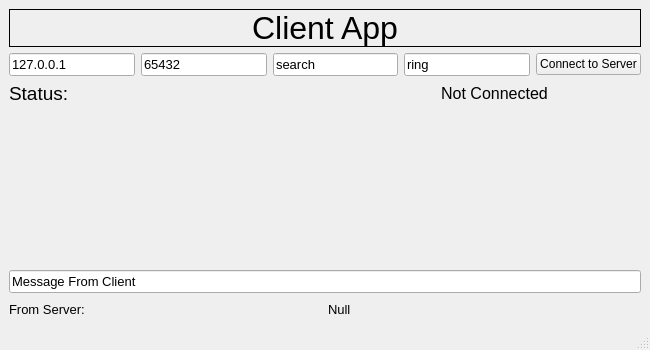
Above: client-side/ClientGUI.ui from Abdullah-Alrefaey/medical-consultant-app before the change. Below: the same form after it.
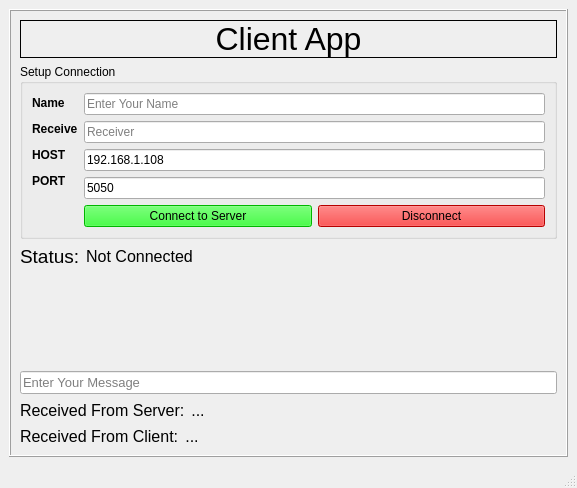
That is the form after the change.

Patch:
```diff
--- a/client-side/ClientGUI.ui
+++ b/client-side/ClientGUI.ui
@@ -6,96 +6,26 @@
    <rect>
     <x>0</x>
     <y>0</y>
-    <width>650</width>
-    <height>350</height>
+    <width>577</width>
+    <height>488</height>
    </rect>
   </property>
   <property name="windowTitle">
-   <string>MainWindow</string>
+   <string>Client App</string>
   </property>
   <widget class="QWidget" name="centralwidget">
    <layout class="QGridLayout" name="gridLayout_2">
+    <item row="1" column="0">
+     <widget class="QFrame" name="frame">
+      <property name="frameShape">
+       <enum>QFrame::Box</enum>
+      </property>
+      <property name="frameShadow">
+       <enum>QFrame::Raised</enum>
+      </property>
+      <layout class="QGridLayout" name="gridLayout_4">
     <item row="0" column="0">
      <layout class="QGridLayout" name="gridLayout">
-      <item row="2" column="0">
-       <layout class="QVBoxLayout" name="verticalLayout_2">
-        <item>
-         <widget class="QLineEdit" name="client_message_text">
-          <property name="font">
-           <font>
-            <pointsize>10</pointsize>
-           </font>
-          </property>
-          <property name="focusPolicy">
-           <enum>Qt::ClickFocus</enum>
-          </property>
-          <property name="inputMask">
-           <string/>
-          </property>
-          <property name="text">
-           <string>Message From Client</string>
-          </property>
-          <property name="placeholderText">
-           <string>Enter Your Message</string>
-          </property>
-         </widget>
-        </item>
-        <item>
-         <layout class="QHBoxLayout" name="horizontalLayout_4">
-          <item>
-           <layout class="QHBoxLayout" name="horizontalLayout_3">
-            <item>
-             <widget class="QLabel" name="label_2">
-              <property name="font">
-               <font>
-                <pointsize>10</pointsize>
-               </font>
-              </property>
-              <property name="frameShape">
-               <enum>QFrame::NoFrame</enum>
-              </property>
-              <property name="text">
-               <string>From Server:</string>
-              </property>
-             </widget>
-            </item>
-            <item>
-             <spacer name="horizontalSpacer_3">
-              <property name="orientation">
-               <enum>Qt::Horizontal</enum>
-              </property>
-              <property name="sizeType">
-               <enum>QSizePolicy::Maximum</enum>
-              </property>
-              <property name="sizeHint" stdset="0">
-               <size>
-                <width>40</width>
-                <height>20</height>
-               </size>
-              </property>
-             </spacer>
-            </item>
-           </layout>
-          </item>
-          <item>
-           <widget class="QLabel" name="server_message_text">
-            <property name="font">
-             <font>
-              <pointsize>10</pointsize>
-             </font>
-            </property>
-            <property name="frameShape">
-             <enum>QFrame::NoFrame</enum>
-            </property>
-            <property name="text">
-             <string>Null</string>
-            </property>
-           </widget>
-          </item>
-         </layout>
-        </item>
-       </layout>
-      </item>
       <item row="0" column="0">
        <layout class="QVBoxLayout" name="verticalLayout">
         <item>
@@ -122,101 +52,578 @@
         <item>
          <layout class="QHBoxLayout" name="horizontalLayout_6">
           <item>
-           <layout class="QHBoxLayout" name="horizontalLayout_7">
+              <layout class="QHBoxLayout" name="horizontalLayout_7"/>
+             </item>
+            </layout>
+           </item>
             <item>
-             <widget class="QLineEdit" name="host">
+            <widget class="QGroupBox" name="groupBox">
+             <property name="title">
+              <string>Setup Connection</string>
+             </property>
+             <layout class="QGridLayout" name="gridLayout_3">
+              <item row="0" column="0">
+               <layout class="QHBoxLayout" name="horizontalLayout_3">
+                <item>
+                 <layout class="QVBoxLayout" name="verticalLayout_3">
+                  <item>
+                   <layout class="QVBoxLayout" name="verticalLayout_4">
+                    <item>
+                     <widget class="QLabel" name="label">
               <property name="font">
                <font>
-                <pointsize>10</pointsize>
-               </font>
-              </property>
-              <property name="focusPolicy">
-               <enum>Qt::ClickFocus</enum>
-              </property>
-              <property name="inputMask">
-               <string/>
+                        <weight>75</weight>
+                        <bold>true</bold>
+                       </font>
+                      </property>
+                      <property name="text">
+                       <string>Name</string>
+                      </property>
+                     </widget>
+                    </item>
+                    <item>
+                     <widget class="QLabel" name="label_6">
+                      <property name="font">
+                       <font>
+                        <weight>75</weight>
+                        <bold>true</bold>
+                       </font>
               </property>
               <property name="text">
-               <string>127.0.0.1</string>
-              </property>
-              <property name="placeholderText">
+                       <string>Receive</string>
+                      </property>
+                     </widget>
+                    </item>
+                    <item>
+                     <widget class="QLabel" name="label_3">
+                      <property name="font">
+                       <font>
+                        <weight>75</weight>
+                        <bold>true</bold>
+                       </font>
+                      </property>
+                      <property name="text">
                <string>HOST</string>
               </property>
              </widget>
             </item>
             <item>
-             <widget class="QLineEdit" name="port">
+                     <widget class="QLabel" name="label_4">
               <property name="font">
                <font>
-                <pointsize>10</pointsize>
-               </font>
-              </property>
-              <property name="focusPolicy">
-               <enum>Qt::ClickFocus</enum>
-              </property>
-              <property name="inputMask">
-               <string/>
-              </property>
+                        <weight>75</weight>
+                        <bold>true</bold>
+                       </font>
+                      </property>
               <property name="text">
-               <string>65432</string>
-              </property>
-              <property name="placeholderText">
                <string>PORT</string>
               </property>
              </widget>
             </item>
+                   </layout>
+                  </item>
             <item>
-             <widget class="QLineEdit" name="action">
-              <property name="font">
-               <font>
-                <pointsize>10</pointsize>
-               </font>
-              </property>
-              <property name="focusPolicy">
-               <enum>Qt::ClickFocus</enum>
-              </property>
-              <property name="inputMask">
-               <string/>
-              </property>
+                   <spacer name="verticalSpacer_3">
+                    <property name="orientation">
+                     <enum>Qt::Vertical</enum>
+                    </property>
+                    <property name="sizeType">
+                     <enum>QSizePolicy::Maximum</enum>
+                    </property>
+                    <property name="sizeHint" stdset="0">
+                     <size>
+                      <width>20</width>
+                      <height>36</height>
+                     </size>
+                    </property>
+                   </spacer>
+                  </item>
+                 </layout>
+                </item>
+                <item>
+                 <layout class="QVBoxLayout" name="verticalLayout_5">
+                  <item>
+                   <widget class="QLineEdit" name="client_name_text">
+                    <property name="placeholderText">
+                     <string>Enter Your Name</string>
+                    </property>
+                   </widget>
+                  </item>
+                  <item>
+                   <widget class="QLineEdit" name="receive_name_text">
               <property name="text">
-               <string>search</string>
+                     <string/>
               </property>
               <property name="placeholderText">
-               <string>ACTION</string>
+                     <string>Receiver</string>
               </property>
              </widget>
             </item>
             <item>
-             <widget class="QLineEdit" name="value">
-              <property name="font">
-               <font>
-                <pointsize>10</pointsize>
-               </font>
-              </property>
-              <property name="focusPolicy">
-               <enum>Qt::ClickFocus</enum>
-              </property>
-              <property name="inputMask">
-               <string/>
-              </property>
+                   <widget class="QLineEdit" name="host">
+                    <property name="text">
+                     <string>192.168.1.108</string>
+                    </property>
+                    <property name="placeholderText">
+                     <string>HOST ADDRESS</string>
+                    </property>
+                   </widget>
+                  </item>
+                  <item>
+                   <widget class="QLineEdit" name="port">
               <property name="text">
-               <string>ring</string>
+                     <string>5050</string>
               </property>
               <property name="placeholderText">
-               <string>VALUE</string>
+                     <string>PORT NUMBER</string>
               </property>
              </widget>
             </item>
-           </layout>
-          </item>
+                  <item>
+                   <layout class="QHBoxLayout" name="horizontalLayout_4">
           <item>
            <widget class="QPushButton" name="connect_btn">
+                      <property name="styleSheet">
+                       <string notr="true">background-color: rgb(0, 255, 0);</string>
+                      </property>
             <property name="text">
              <string>Connect to Server</string>
             </property>
            </widget>
           </item>
-         </layout>
+                    <item>
+                     <widget class="QPushButton" name="disconnect_btn">
+                      <property name="palette">
+                       <palette>
+                        <active>
+                         <colorrole role="WindowText">
+                          <brush brushstyle="SolidPattern">
+                           <color alpha="255">
+                            <red>0</red>
+                            <green>0</green>
+                            <blue>0</blue>
+                           </color>
+                          </brush>
+                         </colorrole>
+                         <colorrole role="Button">
+                          <brush brushstyle="SolidPattern">
+                           <color alpha="255">
+                            <red>255</red>
+                            <green>0</green>
+                            <blue>0</blue>
+                           </color>
+                          </brush>
+                         </colorrole>
+                         <colorrole role="Light">
+                          <brush brushstyle="SolidPattern">
+                           <color alpha="255">
+                            <red>255</red>
+                            <green>127</green>
+                            <blue>127</blue>
+                           </color>
+                          </brush>
+                         </colorrole>
+                         <colorrole role="Midlight">
+                          <brush brushstyle="SolidPattern">
+                           <color alpha="255">
+                            <red>255</red>
+                            <green>63</green>
+                            <blue>63</blue>
+                           </color>
+                          </brush>
+                         </colorrole>
+                         <colorrole role="Dark">
+                          <brush brushstyle="SolidPattern">
+                           <color alpha="255">
+                            <red>127</red>
+                            <green>0</green>
+                            <blue>0</blue>
+                           </color>
+                          </brush>
+                         </colorrole>
+                         <colorrole role="Mid">
+                          <brush brushstyle="SolidPattern">
+                           <color alpha="255">
+                            <red>170</red>
+                            <green>0</green>
+                            <blue>0</blue>
+                           </color>
+                          </brush>
+                         </colorrole>
+                         <colorrole role="Text">
+                          <brush brushstyle="SolidPattern">
+                           <color alpha="255">
+                            <red>0</red>
+                            <green>0</green>
+                            <blue>0</blue>
+                           </color>
+                          </brush>
+                         </colorrole>
+                         <colorrole role="BrightText">
+                          <brush brushstyle="SolidPattern">
+                           <color alpha="255">
+                            <red>255</red>
+                            <green>255</green>
+                            <blue>255</blue>
+                           </color>
+                          </brush>
+                         </colorrole>
+                         <colorrole role="ButtonText">
+                          <brush brushstyle="SolidPattern">
+                           <color alpha="255">
+                            <red>0</red>
+                            <green>0</green>
+                            <blue>0</blue>
+                           </color>
+                          </brush>
+                         </colorrole>
+                         <colorrole role="Base">
+                          <brush brushstyle="SolidPattern">
+                           <color alpha="255">
+                            <red>255</red>
+                            <green>0</green>
+                            <blue>0</blue>
+                           </color>
+                          </brush>
+                         </colorrole>
+                         <colorrole role="Window">
+                          <brush brushstyle="SolidPattern">
+                           <color alpha="255">
+                            <red>255</red>
+                            <green>0</green>
+                            <blue>0</blue>
+                           </color>
+                          </brush>
+                         </colorrole>
+                         <colorrole role="Shadow">
+                          <brush brushstyle="SolidPattern">
+                           <color alpha="255">
+                            <red>0</red>
+                            <green>0</green>
+                            <blue>0</blue>
+                           </color>
+                          </brush>
+                         </colorrole>
+                         <colorrole role="AlternateBase">
+                          <brush brushstyle="SolidPattern">
+                           <color alpha="255">
+                            <red>255</red>
+                            <green>127</green>
+                            <blue>127</blue>
+                           </color>
+                          </brush>
+                         </colorrole>
+                         <colorrole role="ToolTipBase">
+                          <brush brushstyle="SolidPattern">
+                           <color alpha="255">
+                            <red>255</red>
+                            <green>255</green>
+                            <blue>220</blue>
+                           </color>
+                          </brush>
+                         </colorrole>
+                         <colorrole role="ToolTipText">
+                          <brush brushstyle="SolidPattern">
+                           <color alpha="255">
+                            <red>0</red>
+                            <green>0</green>
+                            <blue>0</blue>
+                           </color>
+                          </brush>
+                         </colorrole>
+                        </active>
+                        <inactive>
+                         <colorrole role="WindowText">
+                          <brush brushstyle="SolidPattern">
+                           <color alpha="255">
+                            <red>0</red>
+                            <green>0</green>
+                            <blue>0</blue>
+                           </color>
+                          </brush>
+                         </colorrole>
+                         <colorrole role="Button">
+                          <brush brushstyle="SolidPattern">
+                           <color alpha="255">
+                            <red>255</red>
+                            <green>0</green>
+                            <blue>0</blue>
+                           </color>
+                          </brush>
+                         </colorrole>
+                         <colorrole role="Light">
+                          <brush brushstyle="SolidPattern">
+                           <color alpha="255">
+                            <red>255</red>
+                            <green>127</green>
+                            <blue>127</blue>
+                           </color>
+                          </brush>
+                         </colorrole>
+                         <colorrole role="Midlight">
+                          <brush brushstyle="SolidPattern">
+                           <color alpha="255">
+                            <red>255</red>
+                            <green>63</green>
+                            <blue>63</blue>
+                           </color>
+                          </brush>
+                         </colorrole>
+                         <colorrole role="Dark">
+                          <brush brushstyle="SolidPattern">
+                           <color alpha="255">
+                            <red>127</red>
+                            <green>0</green>
+                            <blue>0</blue>
+                           </color>
+                          </brush>
+                         </colorrole>
+                         <colorrole role="Mid">
+                          <brush brushstyle="SolidPattern">
+                           <color alpha="255">
+                            <red>170</red>
+                            <green>0</green>
+                            <blue>0</blue>
+                           </color>
+                          </brush>
+                         </colorrole>
+                         <colorrole role="Text">
+                          <brush brushstyle="SolidPattern">
+                           <color alpha="255">
+                            <red>0</red>
+                            <green>0</green>
+                            <blue>0</blue>
+                           </color>
+                          </brush>
+                         </colorrole>
+                         <colorrole role="BrightText">
+                          <brush brushstyle="SolidPattern">
+                           <color alpha="255">
+                            <red>255</red>
+                            <green>255</green>
+                            <blue>255</blue>
+                           </color>
+                          </brush>
+                         </colorrole>
+                         <colorrole role="ButtonText">
+                          <brush brushstyle="SolidPattern">
+                           <color alpha="255">
+                            <red>0</red>
+                            <green>0</green>
+                            <blue>0</blue>
+                           </color>
+                          </brush>
+                         </colorrole>
+                         <colorrole role="Base">
+                          <brush brushstyle="SolidPattern">
+                           <color alpha="255">
+                            <red>255</red>
+                            <green>0</green>
+                            <blue>0</blue>
+                           </color>
+                          </brush>
+                         </colorrole>
+                         <colorrole role="Window">
+                          <brush brushstyle="SolidPattern">
+                           <color alpha="255">
+                            <red>255</red>
+                            <green>0</green>
+                            <blue>0</blue>
+                           </color>
+                          </brush>
+                         </colorrole>
+                         <colorrole role="Shadow">
+                          <brush brushstyle="SolidPattern">
+                           <color alpha="255">
+                            <red>0</red>
+                            <green>0</green>
+                            <blue>0</blue>
+                           </color>
+                          </brush>
+                         </colorrole>
+                         <colorrole role="AlternateBase">
+                          <brush brushstyle="SolidPattern">
+                           <color alpha="255">
+                            <red>255</red>
+                            <green>127</green>
+                            <blue>127</blue>
+                           </color>
+                          </brush>
+                         </colorrole>
+                         <colorrole role="ToolTipBase">
+                          <brush brushstyle="SolidPattern">
+                           <color alpha="255">
+                            <red>255</red>
+                            <green>255</green>
+                            <blue>220</blue>
+                           </color>
+                          </brush>
+                         </colorrole>
+                         <colorrole role="ToolTipText">
+                          <brush brushstyle="SolidPattern">
+                           <color alpha="255">
+                            <red>0</red>
+                            <green>0</green>
+                            <blue>0</blue>
+                           </color>
+                          </brush>
+                         </colorrole>
+                        </inactive>
+                        <disabled>
+                         <colorrole role="WindowText">
+                          <brush brushstyle="SolidPattern">
+                           <color alpha="255">
+                            <red>127</red>
+                            <green>0</green>
+                            <blue>0</blue>
+                           </color>
+                          </brush>
+                         </colorrole>
+                         <colorrole role="Button">
+                          <brush brushstyle="SolidPattern">
+                           <color alpha="255">
+                            <red>255</red>
+                            <green>0</green>
+                            <blue>0</blue>
+                           </color>
+                          </brush>
+                         </colorrole>
+                         <colorrole role="Light">
+                          <brush brushstyle="SolidPattern">
+                           <color alpha="255">
+                            <red>255</red>
+                            <green>127</green>
+                            <blue>127</blue>
+                           </color>
+                          </brush>
+                         </colorrole>
+                         <colorrole role="Midlight">
+                          <brush brushstyle="SolidPattern">
+                           <color alpha="255">
+                            <red>255</red>
+                            <green>63</green>
+                            <blue>63</blue>
+                           </color>
+                          </brush>
+                         </colorrole>
+                         <colorrole role="Dark">
+                          <brush brushstyle="SolidPattern">
+                           <color alpha="255">
+                            <red>127</red>
+                            <green>0</green>
+                            <blue>0</blue>
+                           </color>
+                          </brush>
+                         </colorrole>
+                         <colorrole role="Mid">
+                          <brush brushstyle="SolidPattern">
+                           <color alpha="255">
+                            <red>170</red>
+                            <green>0</green>
+                            <blue>0</blue>
+                           </color>
+                          </brush>
+                         </colorrole>
+                         <colorrole role="Text">
+                          <brush brushstyle="SolidPattern">
+                           <color alpha="255">
+                            <red>127</red>
+                            <green>0</green>
+                            <blue>0</blue>
+                           </color>
+                          </brush>
+                         </colorrole>
+                         <colorrole role="BrightText">
+                          <brush brushstyle="SolidPattern">
+                           <color alpha="255">
+                            <red>255</red>
+                            <green>255</green>
+                            <blue>255</blue>
+                           </color>
+                          </brush>
+                         </colorrole>
+                         <colorrole role="ButtonText">
+                          <brush brushstyle="SolidPattern">
+                           <color alpha="255">
+                            <red>127</red>
+                            <green>0</green>
+                            <blue>0</blue>
+                           </color>
+                          </brush>
+                         </colorrole>
+                         <colorrole role="Base">
+                          <brush brushstyle="SolidPattern">
+                           <color alpha="255">
+                            <red>255</red>
+                            <green>0</green>
+                            <blue>0</blue>
+                           </color>
+                          </brush>
+                         </colorrole>
+                         <colorrole role="Window">
+                          <brush brushstyle="SolidPattern">
+                           <color alpha="255">
+                            <red>255</red>
+                            <green>0</green>
+                            <blue>0</blue>
+                           </color>
+                          </brush>
+                         </colorrole>
+                         <colorrole role="Shadow">
+                          <brush brushstyle="SolidPattern">
+                           <color alpha="255">
+                            <red>0</red>
+                            <green>0</green>
+                            <blue>0</blue>
+                           </color>
+                          </brush>
+                         </colorrole>
+                         <colorrole role="AlternateBase">
+                          <brush brushstyle="SolidPattern">
+                           <color alpha="255">
+                            <red>255</red>
+                            <green>0</green>
+                            <blue>0</blue>
+                           </color>
+                          </brush>
+                         </colorrole>
+                         <colorrole role="ToolTipBase">
+                          <brush brushstyle="SolidPattern">
+                           <color alpha="255">
+                            <red>255</red>
+                            <green>255</green>
+                            <blue>220</blue>
+                           </color>
+                          </brush>
+                         </colorrole>
+                         <colorrole role="ToolTipText">
+                          <brush brushstyle="SolidPattern">
+                           <color alpha="255">
+                            <red>0</red>
+                            <green>0</green>
+                            <blue>0</blue>
+                           </color>
+                          </brush>
+                         </colorrole>
+                        </disabled>
+                       </palette>
+                      </property>
+                      <property name="styleSheet">
+                       <string notr="true">background-color: rgb(255, 0, 0);</string>
+                      </property>
+                      <property name="text">
+                       <string>Disconnect</string>
+                      </property>
+                     </widget>
+                    </item>
+                   </layout>
+                  </item>
+                 </layout>
+                </item>
+               </layout>
+              </item>
+             </layout>
+            </widget>
         </item>
         <item>
          <layout class="QHBoxLayout" name="horizontalLayout_2">
@@ -235,22 +642,6 @@
             </property>
            </widget>
           </item>
-          <item>
-           <spacer name="horizontalSpacer_2">
-            <property name="orientation">
-             <enum>Qt::Horizontal</enum>
-            </property>
-            <property name="sizeType">
-             <enum>QSizePolicy::Maximum</enum>
-            </property>
-            <property name="sizeHint" stdset="0">
-             <size>
-              <width>40</width>
-              <height>20</height>
-             </size>
-            </property>
-           </spacer>
-          </item>
           <item>
            <layout class="QHBoxLayout" name="horizontalLayout">
             <item>
@@ -268,12 +659,107 @@
               </property>
              </widget>
             </item>
+               <item>
+                <spacer name="horizontalSpacer_2">
+                 <property name="orientation">
+                  <enum>Qt::Horizontal</enum>
+                 </property>
+                 <property name="sizeType">
+                  <enum>QSizePolicy::Expanding</enum>
+                 </property>
+                 <property name="sizeHint" stdset="0">
+                  <size>
+                   <width>40</width>
+                   <height>20</height>
+                  </size>
+                 </property>
+                </spacer>
+               </item>
            </layout>
           </item>
          </layout>
         </item>
        </layout>
       </item>
+         <item row="3" column="0">
+          <layout class="QHBoxLayout" name="horizontalLayout_11">
+           <item>
+            <widget class="QLabel" name="label_5">
+             <property name="font">
+              <font>
+               <pointsize>12</pointsize>
+              </font>
+             </property>
+             <property name="text">
+              <string>Received From Server:</string>
+             </property>
+             <property name="alignment">
+              <set>Qt::AlignLeading|Qt::AlignLeft|Qt::AlignVCenter</set>
+             </property>
+            </widget>
+           </item>
+           <item>
+            <layout class="QHBoxLayout" name="horizontalLayout_12">
+             <item>
+              <widget class="QLabel" name="server_message_text">
+               <property name="font">
+                <font>
+                 <pointsize>12</pointsize>
+                </font>
+               </property>
+               <property name="text">
+                <string>...</string>
+               </property>
+               <property name="alignment">
+                <set>Qt::AlignCenter</set>
+               </property>
+              </widget>
+             </item>
+             <item>
+              <spacer name="horizontalSpacer_4">
+               <property name="orientation">
+                <enum>Qt::Horizontal</enum>
+               </property>
+               <property name="sizeType">
+                <enum>QSizePolicy::Expanding</enum>
+               </property>
+               <property name="sizeHint" stdset="0">
+                <size>
+                 <width>40</width>
+                 <height>20</height>
+                </size>
+               </property>
+              </spacer>
+             </item>
+            </layout>
+           </item>
+          </layout>
+         </item>
+         <item row="2" column="0">
+          <layout class="QVBoxLayout" name="verticalLayout_2">
+           <item>
+            <widget class="QLineEdit" name="client_message_text">
+             <property name="font">
+              <font>
+               <pointsize>10</pointsize>
+              </font>
+             </property>
+             <property name="focusPolicy">
+              <enum>Qt::ClickFocus</enum>
+             </property>
+             <property name="inputMask">
+              <string/>
+             </property>
+             <property name="text">
+              <string/>
+             </property>
+             <property name="placeholderText">
+              <string>Enter Your Message</string>
+             </property>
+            </widget>
+           </item>
+          </layout>
+         </item>
       <item row="1" column="0">
        <spacer name="verticalSpacer">
         <property name="orientation">
@@ -289,6 +775,63 @@
       </item>
      </layout>
     </item>
+       <item row="1" column="0">
+        <layout class="QHBoxLayout" name="horizontalLayout_13">
+         <item>
+          <widget class="QLabel" name="label_7">
+           <property name="font">
+            <font>
+             <pointsize>12</pointsize>
+            </font>
+           </property>
+           <property name="text">
+            <string>Received From Client:</string>
+           </property>
+           <property name="alignment">
+            <set>Qt::AlignLeading|Qt::AlignLeft|Qt::AlignVCenter</set>
+           </property>
+          </widget>
+         </item>
+         <item>
+          <layout class="QHBoxLayout" name="horizontalLayout_14">
+           <item>
+            <widget class="QLabel" name="received_message_text">
+             <property name="font">
+              <font>
+               <pointsize>12</pointsize>
+              </font>
+             </property>
+             <property name="text">
+              <string>...</string>
+             </property>
+             <property name="alignment">
+              <set>Qt::AlignCenter</set>
+             </property>
+            </widget>
+           </item>
+           <item>
+            <spacer name="horizontalSpacer_5">
+             <property name="orientation">
+              <enum>Qt::Horizontal</enum>
+             </property>
+             <property name="sizeType">
+              <enum>QSizePolicy::Expanding</enum>
+             </property>
+             <property name="sizeHint" stdset="0">
+              <size>
+               <width>40</width>
+               <height>20</height>
+              </size>
+             </property>
+            </spacer>
+           </item>
+          </layout>
+         </item>
+        </layout>
+       </item>
+      </layout>
+     </widget>
+    </item>
    </layout>
   </widget>
   <widget class="QMenuBar" name="menubar">
@@ -296,7 +839,7 @@
     <rect>
      <x>0</x>
      <y>0</y>
-     <width>650</width>
+     <width>577</width>
      <height>26</height>
     </rect>
    </property>
```
Lines whose indentation alone changed are shown as unchanged.
